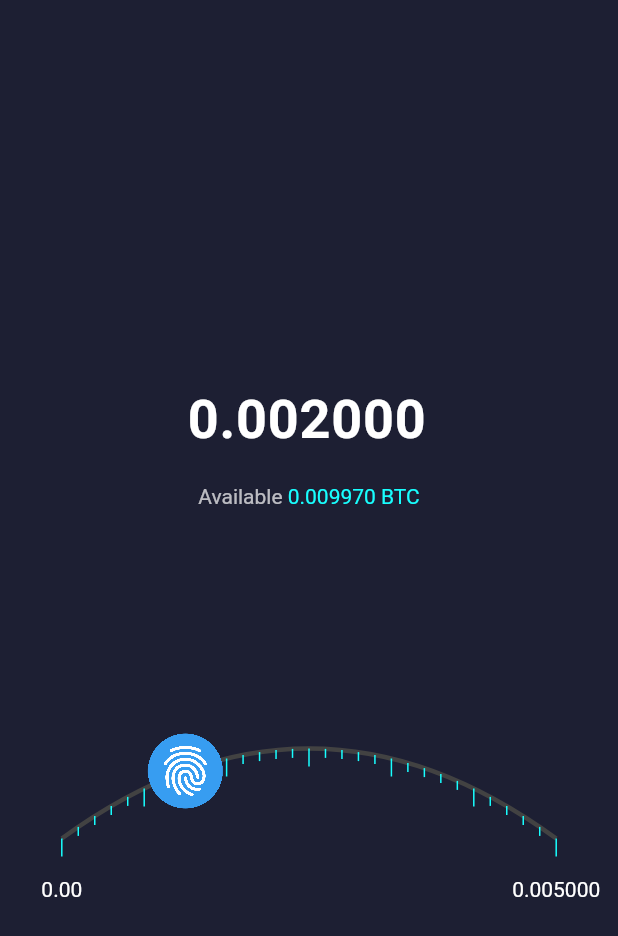
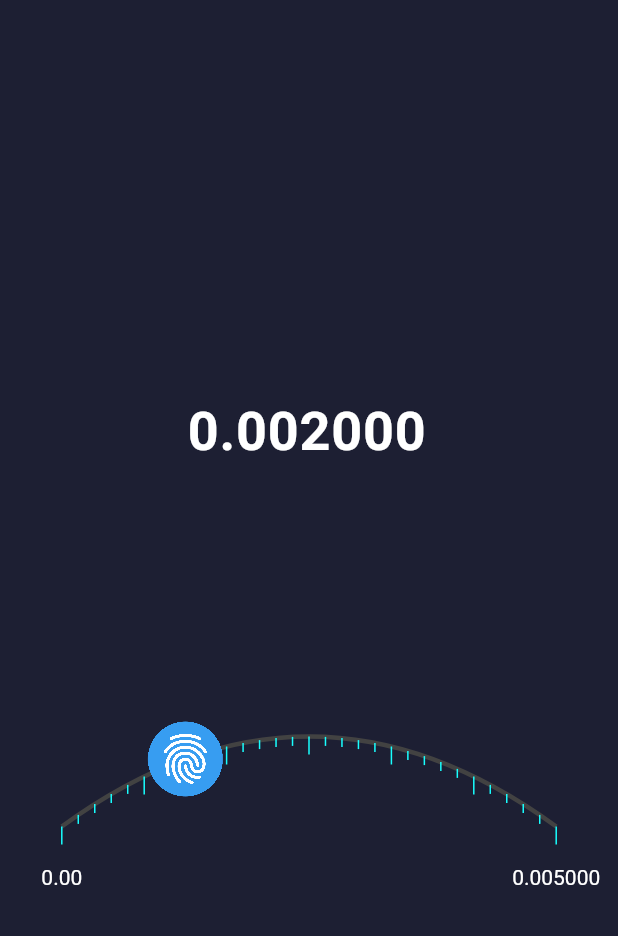
Before and after one commit to Harshit-2026/curve_slider, a Flutter app: the screen it shows after launch, on a phone screen of 412 x 824 dp. Shown: the top 936 px of the screen. Run offline on Flutter 3.47's test engine with Material 3 defaults, Android fonts, the phone set to English and light mode, and no system bars; our stand-ins replace audioplayers, equatable, flutter_bloc.

Commit message:
changes in arc_slider.dart

```diff
--- a/example/lib/main.dart
+++ b/example/lib/main.dart
@@ -19,7 +19,6 @@ class MyApp extends StatelessWidget {
           max: 0.005,
           curvature: 120,
           totalTicks: 40,
-          availableBalance: 0.00997,
           thumbImage: 'assets/images/fingerprint.png',
           tickSound: 'sounds/tick.mp3',
           onChanged: (value) {
--- a/lib/curve_slider_state.dart
+++ b/lib/curve_slider_state.dart
@@ -7,8 +7,6 @@ class CurvedSliderState extends Equatable {
   final double max;
   final double curvature;
   final int totalTicks;
-  final double availableBalance;
-  final String currencyUnit;
 
   const CurvedSliderState({
     this.sliderValue = 0,
@@ -17,12 +15,10 @@ class CurvedSliderState extends Equatable {
     this.max = 0.005,
     this.curvature = 100,
     this.totalTicks = 30,
-    this.availableBalance=0.000927,
-    this.currencyUnit="BTC"
   });
 
   @override
-  List<Object?> get props => [sliderValue, min, max, curvature, totalTicks, availableBalance, currencyUnit];
+  List<Object?> get props => [sliderValue, min, max, curvature, totalTicks];
 
   CurvedSliderState copyWith({
     double? sliderValue,
@@ -31,8 +27,6 @@ class CurvedSliderState extends Equatable {
     double? max,
     double? curvature,
     int? totalTicks,
-    double? availableBalance,
-    String? currencyUnit,
   }) {
     return CurvedSliderState(
       sliderValue: sliderValue ?? this.sliderValue,
@@ -41,8 +35,6 @@ class CurvedSliderState extends Equatable {
       max: max ?? this.max,
       curvature: curvature ?? this.curvature,
       totalTicks: totalTicks ?? this.totalTicks,
-      availableBalance: availableBalance ?? this.availableBalance,
-      currencyUnit: currencyUnit ?? this.currencyUnit,
     );
   }
 }
--- a/lib/curve_slider_view.dart
+++ b/lib/curve_slider_view.dart
@@ -7,6 +7,8 @@ import 'package:flutter/material.dart';
 import 'package:flutter/services.dart' hide ByteData;
 import 'package:flutter_bloc/flutter_bloc.dart';
 
+import 'arc_slider/arc_slider.dart';
+
 part 'curve_slider_state.dart';
 part 'curve_slider_cubit.dart';
 
@@ -15,11 +17,9 @@ class CurveSliderView extends StatefulWidget {
   final double min;
   final double max;
   final double curvature;
-  final double availableBalance;
   final int totalTicks;
   final String? thumbImage;
   final String? tickSound;
-  final String currencyUnit;
   final ValueChanged<double>? onChanged;
 
   const CurveSliderView({
@@ -31,8 +31,6 @@ class CurveSliderView extends StatefulWidget {
     this.totalTicks = 30,
     this.thumbImage="assets/images/fingerprint.png",
     this.tickSound='sounds/tick.mp3',
-    this.availableBalance=0.000927,
-    this.currencyUnit="BTC",
     this.onChanged,
   });
 
@@ -73,8 +71,6 @@ class _CurveSliderViewState extends State<CurveSliderView> {
           max: widget.max,
           curvature: widget.curvature,
           totalTicks: widget.totalTicks,
-          availableBalance: widget.availableBalance,
-          currencyUnit: widget.currencyUnit,
         ),
         tickSound: widget.tickSound,
         onChanged: widget.onChanged,
@@ -97,20 +93,8 @@ class _CurveSliderViewState extends State<CurveSliderView> {
                     style: const TextStyle(fontSize: 36, fontWeight: FontWeight.bold, color: Colors.white),
                     decoration: const InputDecoration(border: InputBorder.none),
                   ),
-                  const SizedBox(height: 8),
-                  RichText(
-                    text: TextSpan(
-                      text: 'Available ',
-                      style: TextStyle(color: Colors.white70),
-                      children: [
-                        TextSpan(
-                          text: '${widget.availableBalance.toStringAsFixed(6)} ${widget.currencyUnit}',
-                          style: TextStyle(color: Colors.cyanAccent),
-                        ),
-                      ],
-                    ),
-                  ),
-                  const SizedBox(height: 40),
+
+                  const SizedBox(height: 48),
                   Stack(
                     alignment: Alignment.bottomCenter,
                     children: [
@@ -145,92 +129,3 @@ class _CurveSliderViewState extends State<CurveSliderView> {
     );
   }
 }
-
-
-class ArcSliderPainter extends CustomPainter {
-  final double value;
-  final double min;
-  final double max;
-  final double curvature;
-  final ui.Image? image;
-
-  ArcSliderPainter({required this.value, required this.min, required this.max, required this.curvature, this.image});
-
-  @override
-  void paint(Canvas canvas, Size size) {
-    final centerX = size.width / 2;
-    final baseY = size.height * 0.9;
-    final arcWidth = size.width * 0.8;
-
-    final startX = centerX - arcWidth / 2;
-    final endX = centerX + arcWidth / 2;
-    final controlPoint = Offset(centerX, baseY - curvature);
-
-    final path = Path()
-      ..moveTo(startX, baseY)
-      ..quadraticBezierTo(controlPoint.dx, controlPoint.dy, endX, baseY);
-
-    final trackPaint = Paint()
-      ..style = PaintingStyle.stroke
-      ..strokeWidth = 3
-      ..color = Colors.grey.shade800;
-
-    final tickPaint = Paint()
-      ..color = Colors.cyanAccent
-      ..strokeWidth = 1;
-
-    canvas.drawPath(path, trackPaint);
-
-    // Draw ticks
-    const tickCount = 30;
-    for (int i = 0; i <= tickCount; i++) {
-      double t = i / tickCount;
-      final pos = _quadraticBezier(startX, baseY, controlPoint, endX, baseY, t);
-      final tickEnd = Offset(pos.dx, pos.dy + (i % 5 == 0 ? 12 : 6));
-      canvas.drawLine(pos, tickEnd, tickPaint);
-    }
-
-    // ✅ Draw min and max text
-    final textStyle = TextStyle(color: Colors.white, fontSize: 14);
-    final textPainterMin = TextPainter(
-      text: TextSpan(text: min.toStringAsFixed(2), style: textStyle),
-      textDirection: TextDirection.ltr,
-    )..layout();
-
-    final textPainterMax = TextPainter(
-      text: TextSpan(text: max.toStringAsFixed(6), style: textStyle),
-      textDirection: TextDirection.ltr,
-    )..layout();
-
-    final minOffset = Offset(startX - textPainterMin.width / 2, baseY + 26);
-    final maxOffset = Offset(endX - textPainterMax.width / 2, baseY + 26);
-
-    textPainterMin.paint(canvas, minOffset);
-    textPainterMax.paint(canvas, maxOffset);
-
-    // Thumb
-    double t = ((value - min) / (max - min)).clamp(0.0, 1.0);
-    final thumbOffset = _quadraticBezier(startX, baseY, controlPoint, endX, baseY, t);
-
-    // Draw image if provided
-    if (image != null) {
-      const double imageSize = 50;
-      final imageOffset = Offset(thumbOffset.dx - imageSize * 0.5, thumbOffset.dy - imageSize * 0.5);
-      canvas.drawImageRect(
-        image!,
-        Rect.fromLTWH(0, 0, image!.width.toDouble(), image!.height.toDouble()),
-        Rect.fromLTWH(imageOffset.dx, imageOffset.dy, imageSize, imageSize),
-        Paint(),
-      );
-    }
-  }
-
-  Offset _quadraticBezier(double x0, double y0, Offset control, double x2, double y2, double t) {
-    final x = pow(1 - t, 2) * x0 + 2 * (1 - t) * t * control.dx + pow(t, 2) * x2;
-    final y = pow(1 - t, 2) * y0 + 2 * (1 - t) * t * control.dy + pow(t, 2) * y2;
-    return Offset(x.toDouble(), y.toDouble());
-  }
-
-  @override
-  bool shouldRepaint(covariant CustomPainter oldDelegate) => true;
-}
```
Also changed, not shown: lib/arc_slider/arc_slider.dart (added, +92 -0 lines), 2 other files.
